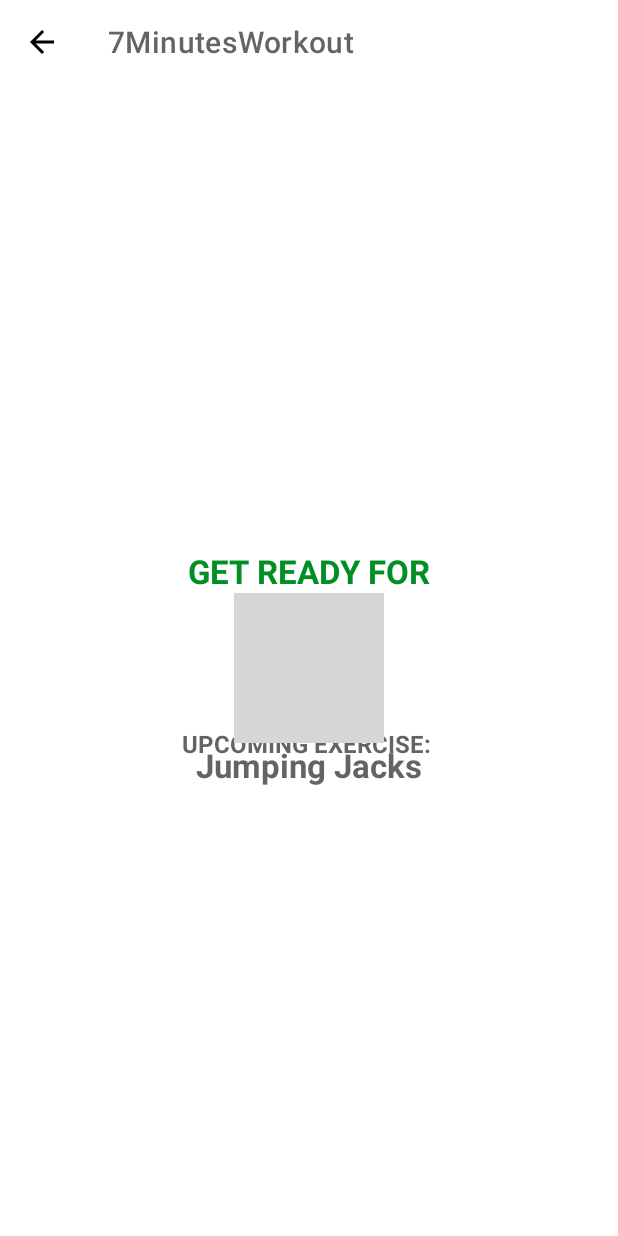
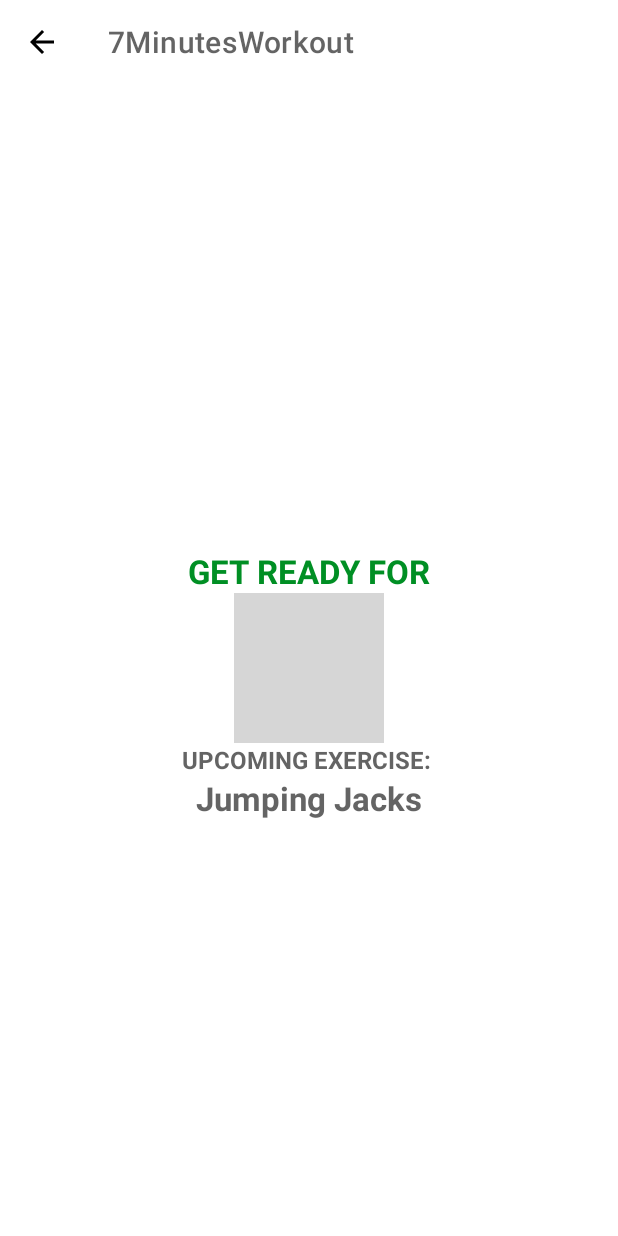
Before and after one commit to Ariel-92/7min_workout_app, an Android app: the ExerciseActivity screen opened directly, with no data from a screen before it, on a phone screen of 412 x 824 dp. Run offline under Robolectric (Android 15) with nearby library versions, the phone set to English and light mode, and no system bars; grey boxes are pictures that could not be loaded.

Commit message:
다음 운동 표시 텍스트가 타이머와 겹치는 문제 해결
- layout_constraint에서 잘못 설정된 부분 수정

```diff
--- a/app/src/main/res/layout/activity_exercise.xml
+++ b/app/src/main/res/layout/activity_exercise.xml
@@ -93,7 +93,7 @@
         android:textStyle="bold"
         app:layout_constraintEnd_toEndOf="parent"
         app:layout_constraintStart_toStartOf="parent"
-        app:layout_constraintTop_toBottomOf="@id/flRestView"
+        app:layout_constraintTop_toBottomOf="@id/tvUpcomingLabel"
         tools:visibility="visible" />
 
     <ImageView
```
